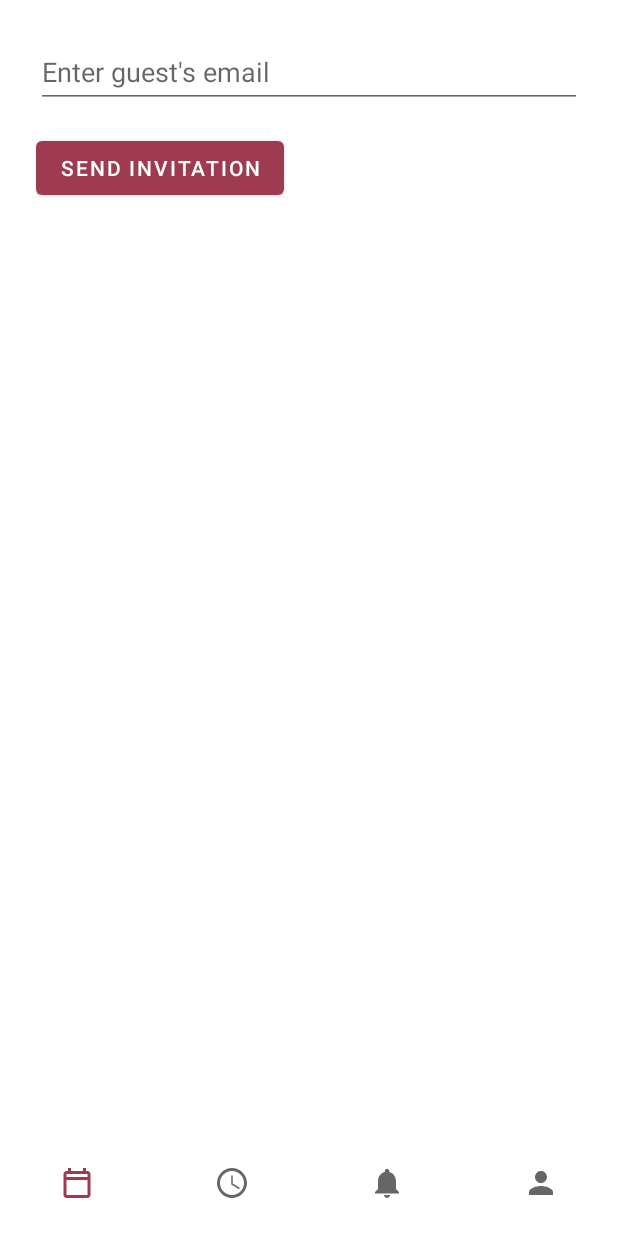
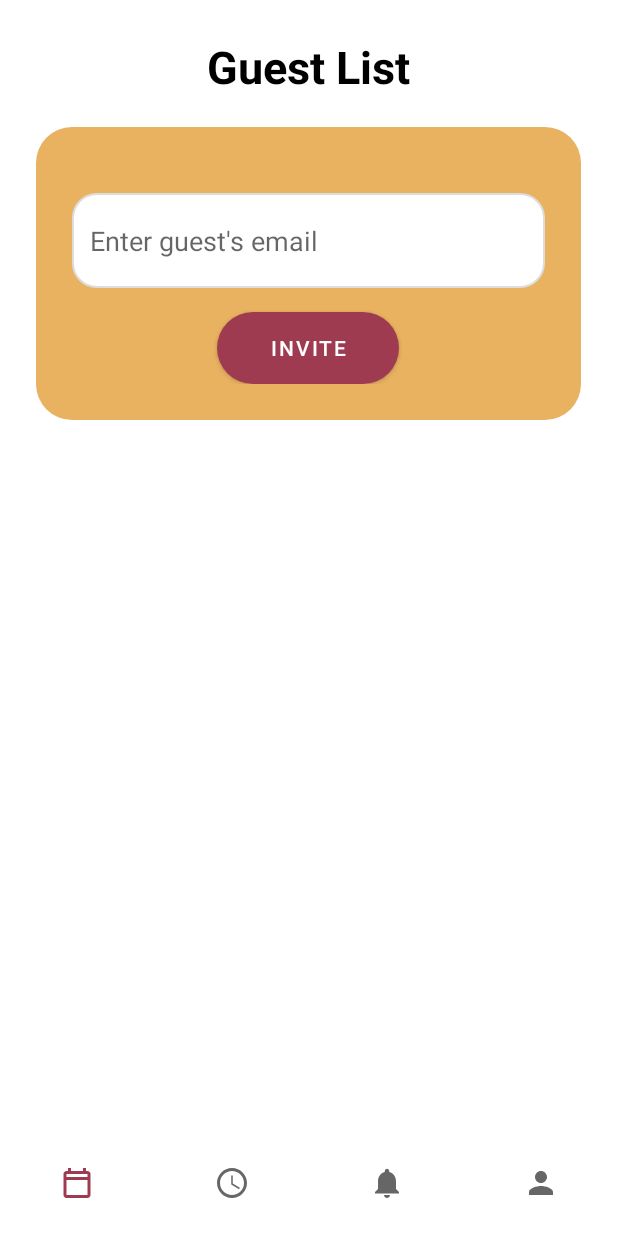
Before and after one commit to SaniaNisar/EventMiingle, an Android app: the fragment GuestsFragment placed in its activity, on a phone screen of 412 x 824 dp. Run offline under Robolectric (Android 15) with nearby library versions, the phone set to English and light mode, and no system bars; our stand-ins replace CircleImageView, Firebase (no records; nobody signed in at launch, a user with empty details on screens opened directly).

Commit message:
Guest invite design

```diff
--- a/app/src/main/res/layout/fragment_guests.xml
+++ b/app/src/main/res/layout/fragment_guests.xml
@@ -3,19 +3,45 @@
     android:orientation="vertical"
     android:padding="24dp"
     android:layout_width="match_parent"
-    android:layout_height="match_parent">
+    android:layout_height="match_parent"
+    android:layout_marginBottom="20dp">
+
+    <TextView
+        android:layout_width="wrap_content"
+        android:layout_height="wrap_content"
+        android:text="Guest List"
+        android:layout_gravity="center"
+        android:textStyle="bold"
+        android:textColor="@color/black"
+        android:textSize="30dp"
+        android:layout_marginBottom="20dp"/>
+
+    <LinearLayout
+        android:layout_width="363dp"
+        android:layout_height="195dp"
+        android:layout_marginBottom="20dp"
+        android:background="@drawable/card_yellow_rounded"
+        android:orientation="vertical"
+        android:padding="24dp">
 
         <EditText
             android:id="@+id/et_guest_email"
+            android:layout_width="match_parent"
+            android:layout_height="63dp"
+            android:layout_marginTop="20dp"
+            android:background="@drawable/card_background"
             android:hint="Enter guest's email"
             android:inputType="textEmailAddress"
-        android:layout_width="match_parent"
-        android:layout_height="48dp" />
+            android:padding="12dp" />
 
         <Button
             android:id="@+id/btn_invite_guest"
-        android:text="Send Invitation"
+            android:layout_width="121dp"
+            android:layout_height="wrap_content"
+            android:layout_gravity="center"
             android:layout_marginTop="16dp"
-        android:layout_width="wrap_content"
-        android:layout_height="wrap_content" />
+            android:background="@drawable/card_plum_rounded"
+            android:text="Invite" />
+
     </LinearLayout>
+</LinearLayout>
```
Lines whose indentation alone changed are shown as unchanged.
